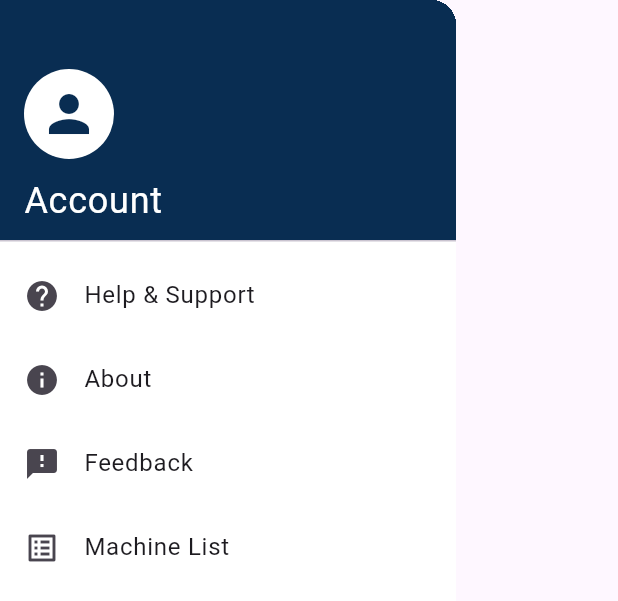
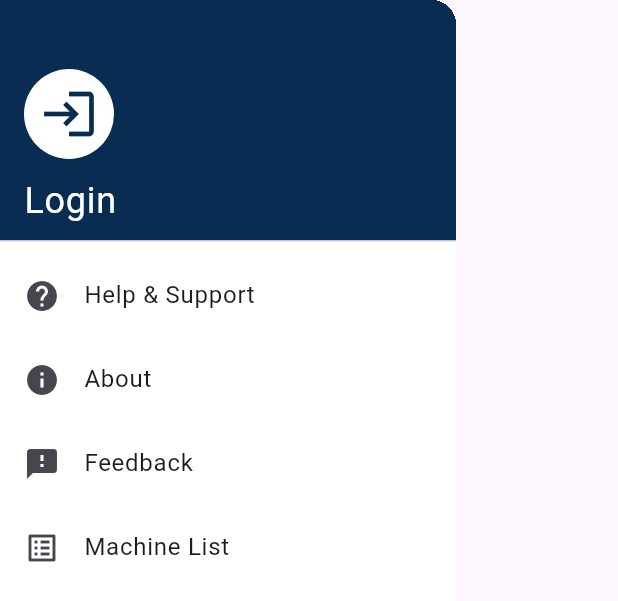
Before and after one commit to Gaudan90/Metis, a Flutter app: the CustomDrawer widget shown alone on an empty page, opened directly, on a phone screen of 412 x 824 dp. Shown: the top 601 px of the screen. Run offline on Flutter 3.47's test engine with Material 3 defaults, Android fonts, the light colour scheme and no system bars; our stand-ins replace google_fonts, image_picker; missing offline and left inert: mobile_scanner; network calls fail.

Commit message:
Fix immagini machine list, stile tasto Login -> Admin

```diff
--- a/lib/Components/custom_drawer.dart
+++ b/lib/Components/custom_drawer.dart
@@ -35,15 +35,18 @@ class CustomDrawer extends StatelessWidget {
                     crossAxisAlignment: CrossAxisAlignment.start,
                     mainAxisAlignment: MainAxisAlignment.end,
                     children: [
-                      const CircleAvatar(
+                      CircleAvatar(
                         radius: 30,
                         backgroundColor: Colors.white,
-                        child: Icon(Icons.person,
-                            color: Color(0xFF092d52), size: 40),
+                        child: authProvider.isAuthenticated
+                            ? const Icon(Icons.person,
+                                color: Color(0xFF092d52), size: 40)
+                            : const Icon(Icons.login,
+                                color: Color(0xFF092d52), size: 40),
                       ),
                       const SizedBox(height: 10),
                       Text(
-                        authProvider.isAuthenticated ? 'Admin' : 'Account',
+                        authProvider.isAuthenticated ? 'Admin' : 'Login',
                         style: const TextStyle(
                           color: Colors.white,
                           fontSize: 24,
--- a/lib/menu-pages/machine_list.dart
+++ b/lib/menu-pages/machine_list.dart
@@ -512,9 +512,9 @@ class _MachineListState extends State<MachineList> {
                               ListTile(
                                 leading: Image.network(
                                   machine.imageUrl,
-                                  // width: 150,
-                                  //height: 150,
-                                  fit: BoxFit.cover,
+                                  //TODO: Ho cambiato i valori qui, prima venivano tagliate le immagini, non ho testato molto ma va per ora
+                                  width: 50,
+                                  height: 200,
                                 ),
                                 title: Text(
                                   machine.name,
--- a/lib/product_details_page.dart
+++ b/lib/product_details_page.dart
@@ -47,7 +47,7 @@ class ProductDetailsPage extends StatelessWidget {
           product.name,
           style: const TextStyle(
             fontFamily: 'SpaceAge',
-            fontSize: 45,
+            fontSize: 35,
             color: Colors.red,
             fontWeight: FontWeight.bold,
           ),
```
Also changed, not shown: lib/main.dart (+9 -2 lines), lib/scanner_page.dart (+92 -15 lines).
